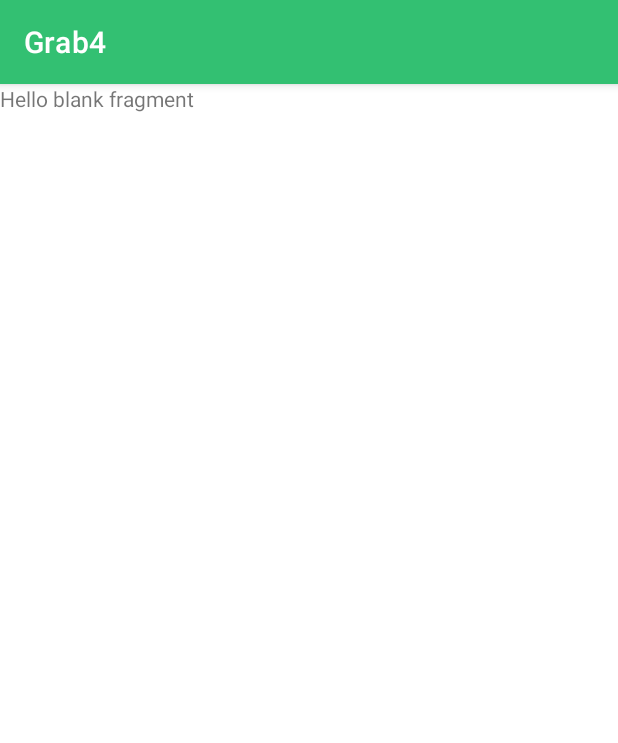
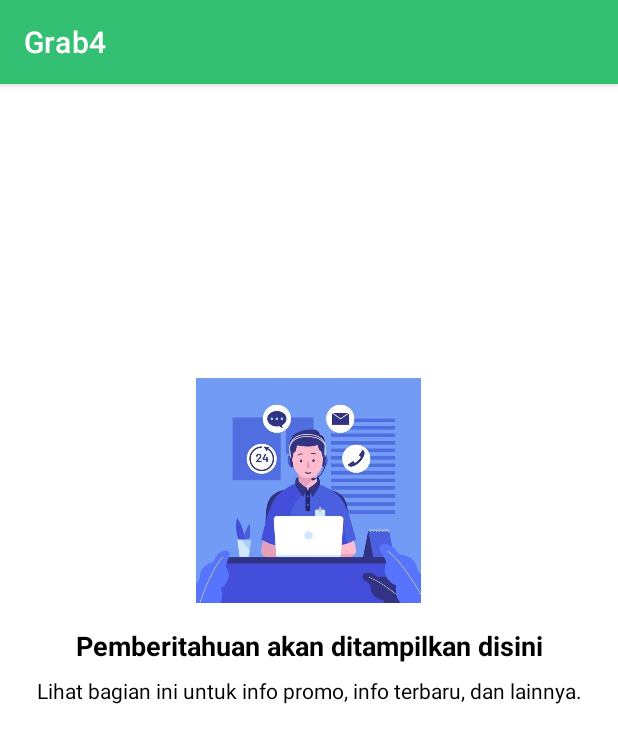
Before and after one commit to Yusuf-Sidik/Grab, an Android app: the fragment NotificationFragment shown on its own in the app's theme, on a phone screen of 412 x 824 dp. Shown: the top 743 px of the screen. Run offline under Robolectric (Android 15) with nearby library versions, the phone set to English and light mode, and no system bars.

Commit message:
Menambahkan tampilan di notifikasi

```diff
--- a/app/src/main/res/layout/fragment_chat.xml
+++ b/app/src/main/res/layout/fragment_chat.xml
@@ -19,10 +19,19 @@
         android:layout_width="match_parent"
         android:layout_height="wrap_content"
         android:text="@string/text_chat"
-        android:textSize="16sp"
+        android:textSize="20sp"
         android:textStyle="bold"
         android:textColor="@color/black"
         android:gravity="center"
         android:layout_marginTop="16dp"/>
 
+    <TextView
+        android:id="@+id/textView18"
+        android:layout_width="match_parent"
+        android:layout_height="wrap_content"
+        android:text="@string/pusat_bantuan"
+        android:gravity="center"
+        android:textColor="@color/black"
+        android:layout_marginTop="16dp"/>
+
 </LinearLayout>
--- a/app/src/main/res/layout/fragment_notification.xml
+++ b/app/src/main/res/layout/fragment_notification.xml
@@ -1,14 +1,37 @@
 <?xml version="1.0" encoding="utf-8"?>
-<FrameLayout xmlns:android="http://schemas.android.com/apk/res/android"
+<LinearLayout xmlns:android="http://schemas.android.com/apk/res/android"
+    xmlns:app="http://schemas.android.com/apk/res-auto"
     xmlns:tools="http://schemas.android.com/tools"
     android:layout_width="match_parent"
     android:layout_height="match_parent"
-    tools:context=".ui.akun.NotificationFragment">
+    tools:context=".ui.akun.NotificationFragment"
+    android:orientation="vertical"
+    android:gravity="center_horizontal"
+    android:padding="16dp">
 
-    <!-- TODO: Update blank fragment layout -->
+    <ImageView
+        android:layout_width="150dp"
+        android:layout_height="150dp"
+        android:layout_marginTop="180dp"
+        android:src="@drawable/customer_service"/>
+
     <TextView
         android:layout_width="match_parent"
-        android:layout_height="match_parent"
-        android:text="@string/hello_blank_fragment" />
+        android:layout_height="wrap_content"
+        android:text="@string/notifikasi"
+        android:textSize="18sp"
+        android:textStyle="bold"
+        android:textColor="@color/black"
+        android:gravity="center"
+        android:layout_marginTop="16dp"/>
 
-</FrameLayout>
+    <TextView
+        android:id="@+id/textView18"
+        android:layout_width="match_parent"
+        android:layout_height="wrap_content"
+        android:text="@string/iinfo_terbaru"
+        android:gravity="center"
+        android:textColor="@color/black"
+        android:layout_marginTop="8sp"/>
+
+</LinearLayout>
--- a/app/src/main/res/values/strings.xml
+++ b/app/src/main/res/values/strings.xml
@@ -21,6 +21,9 @@
     <string name="info_aktivitas2_ke2">Pergi ke aktivitas sebelumnya untuk menemukan yang lebih lama dari itu.</string>
     <string name="text_chat">Temukan chat kamu dengan staf layanan palanggan kami di sini!</string>
     <string name="pergi_kemana">Ke mana pun kamu mau pergi, ayo kita kesana!</string>
+    <string name="pusat_bantuan">Kamu juga bisa mendapatkan bantuan dari mereka malalui Pusat Bantuan kami.</string>
+    <string name="notifikasi">Pemberitahuan akan ditampilkan disini</string>
+    <string name="iinfo_terbaru">Lihat bagian ini untuk info promo, info terbaru, dan lainnya.</string>
 
     <string-array name="data_name">
         <item>Motor</item>
```
